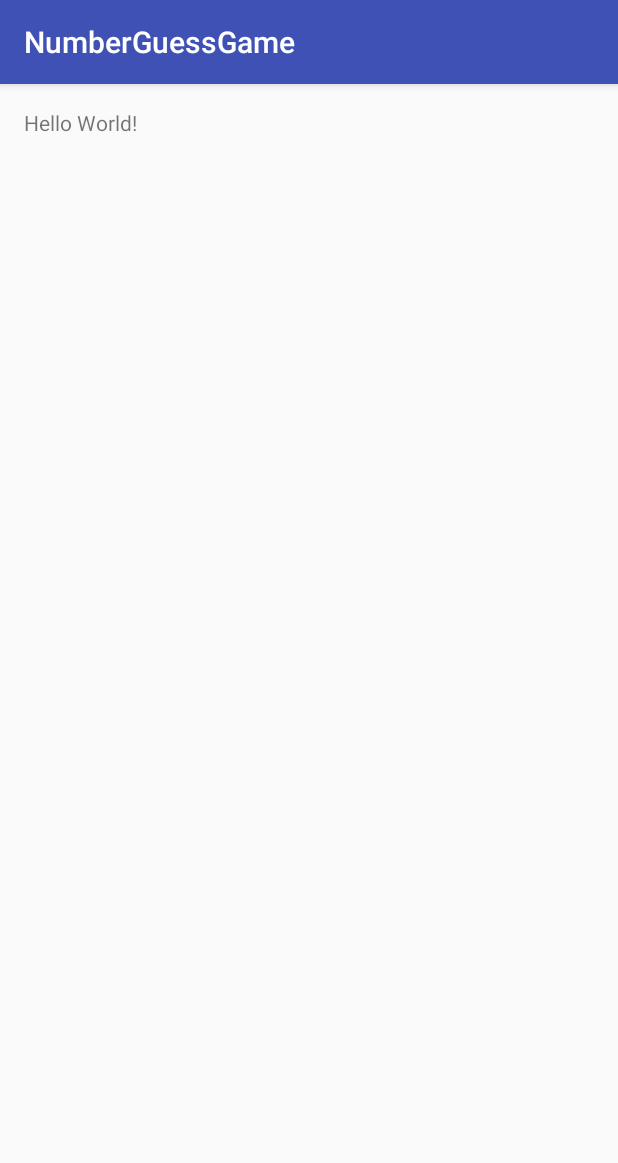
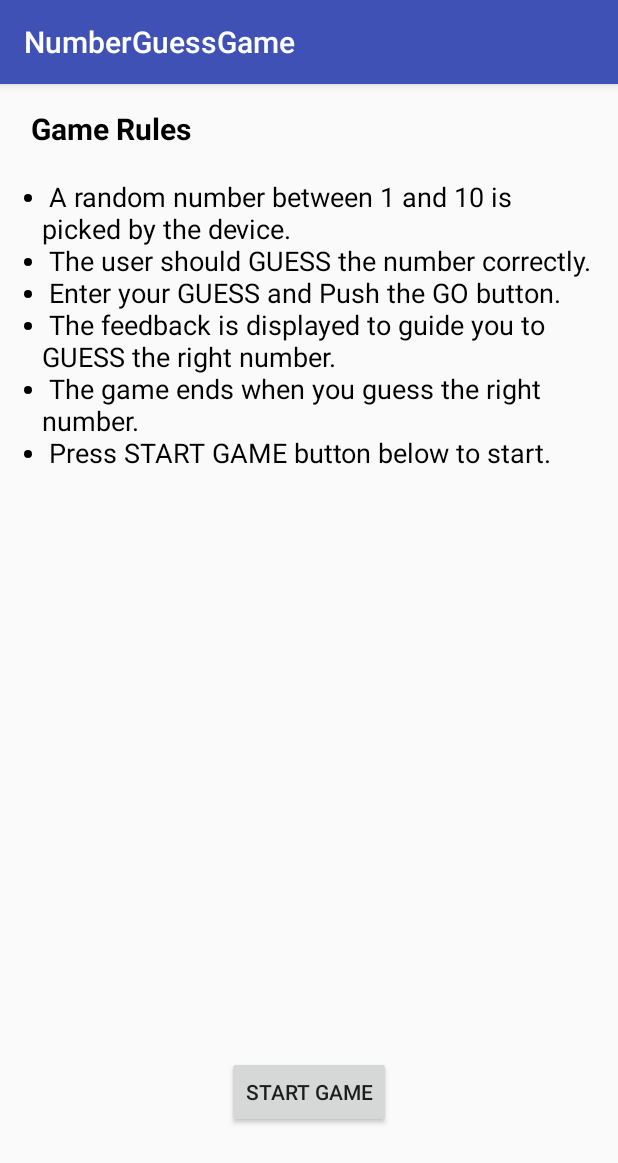
Before and after one commit to ravikantsv/NumberGuessGame, an Android app: the screen it shows after launch (MainActivity), on a phone screen of 412 x 824 dp. Shown: the top 1163 px of the screen. Run offline under Robolectric (Android 15) with nearby library versions, the phone set to English and light mode, and no system bars.

Commit message:
Added Main activity screen with Game rules and button

```diff
--- a/NumberGuessGame/app/src/main/res/layout/activity_main.xml
+++ b/NumberGuessGame/app/src/main/res/layout/activity_main.xml
@@ -13,5 +13,16 @@
     <TextView
         android:layout_width="wrap_content"
         android:layout_height="wrap_content"
-        android:text="Hello World!" />
+        android:textSize="18sp"
+        android:textColor="@color/colorText"
+        android:text="@string/str1" />
+
+    <Button
+        android:text="START GAME"
+        android:layout_width="wrap_content"
+        android:layout_height="wrap_content"
+        android:id="@+id/bStartGame"
+        android:layout_marginBottom="56dp"
+        android:layout_alignParentBottom="true"
+        android:layout_centerHorizontal="true" />
 </RelativeLayout>
--- a/NumberGuessGame/app/src/main/res/values/colors.xml
+++ b/NumberGuessGame/app/src/main/res/values/colors.xml
@@ -3,4 +3,7 @@
     <color name="colorPrimary">#3F51B5</color>
     <color name="colorPrimaryDark">#303F9F</color>
     <color name="colorAccent">#FF4081</color>
+    <color name="colorTitle">#0000FF</color>
+    <color name="colorText">#000000</color>
+    <!--colorTitle royalblue-->
 </resources>
--- a/NumberGuessGame/app/src/main/res/values/strings.xml
+++ b/NumberGuessGame/app/src/main/res/values/strings.xml
@@ -1,3 +1,13 @@
 <resources>
     <string name="app_name">NumberGuessGame</string>
+    <!--<string name="str1"><ul> <li>first item</li> </ul> <ul><li>item 2</li> </ul></string>-->
+    <string name="str1"><b><font size = '20' color = '@color/colorTitle'> Game Rules\n\n</font></b>
+        <ul><li>A random number between 1 and 10 is picked by the device.\n</li>
+            <li>The user should GUESS the number correctly.\n</li>
+            <li>Enter your GUESS and Push the GO button.\n</li>
+            <li>The feedback is displayed to guide you to GUESS the right number.\n</li>
+            <li>The game ends when you guess the right number.\n</li>
+            <li>Press START GAME button below to start.\n</li>
+        </ul> </string>
+    <!--<string name="str1"><font face = 'Tahoma' size = '19' color = 'red'> TAHOMA  FONT </font></string>-->
 </resources>
```
